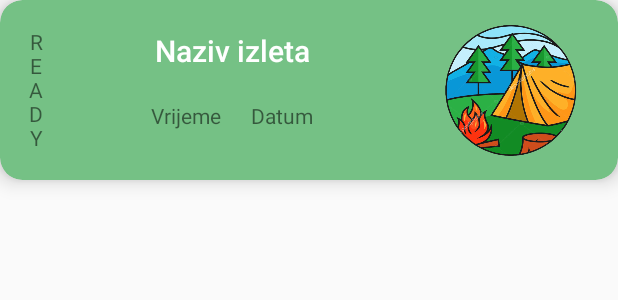
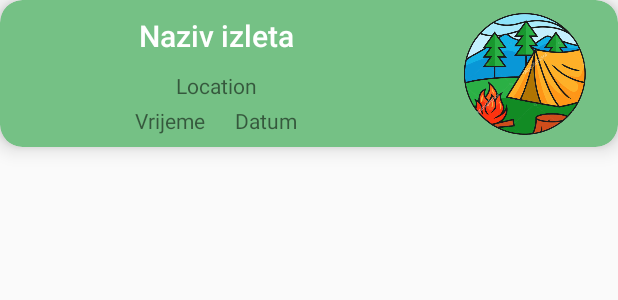
Before and after one commit to knezo/android_tripOrganizer, an Android app: the layout trip_row.xml on its own in the app's theme, with its tools: preview values and no code run, on a phone screen of 412 x 824 dp. Shown: the top 300 px of the screen. Run offline under Robolectric (Android 15) with nearby library versions, the phone set to English and light mode, and no system bars.

Commit message:
Cleaned code, small visual changes

```diff
--- a/app/build.gradle
+++ b/app/build.gradle
@@ -51,6 +51,7 @@ dependencies {
 
     implementation 'com.google.firebase:firebase-database:16.0.4'
     implementation 'com.google.firebase:firebase-storage:16.0.4'
+    implementation 'com.google.firebase:firebase-inappmessaging-display:17.0.4'
     testImplementation 'junit:junit:4.12'
     androidTestImplementation 'androidx.test.ext:junit:1.1.2'
     androidTestImplementation 'androidx.test.espresso:espresso-core:3.3.0'
--- a/app/src/main/java/com/example/triporganizer/Adapters/TasklistAdapter.java
+++ b/app/src/main/java/com/example/triporganizer/Adapters/TasklistAdapter.java
@@ -64,7 +64,7 @@ public class TasklistAdapter extends RecyclerView.Adapter<TasklistAdapter.Taskli
             public void onClick(View v) {
                 AlertDialog.Builder builder = new AlertDialog.Builder(context);
                 builder.setTitle("Attention!");
-                builder.setMessage("You surely want to delete this trip?");
+                builder.setMessage("Delete user from this trip?");
 
                 // Negative - dont delete tasklist
                 builder.setNegativeButton("Cancel", new DialogInterface.OnClickListener() {
@@ -87,7 +87,7 @@ public class TasklistAdapter extends RecyclerView.Adapter<TasklistAdapter.Taskli
         holder.addTask.setOnClickListener(new View.OnClickListener() {
             @Override
             public void onClick(View v) {
-                Toast.makeText(context, holder.newTask.getText(), Toast.LENGTH_SHORT).show();
+//                Toast.makeText(context, holder.newTask.getText(), Toast.LENGTH_SHORT).show();
                 addTask(holder.newTask.getText().toString().trim(), position);
                 holder.newTask.setText("");
             }
@@ -150,7 +150,7 @@ public class TasklistAdapter extends RecyclerView.Adapter<TasklistAdapter.Taskli
                 deleteTask(tasklistPositon, position);
 
                 taskAdapter.notifyDataSetChanged();
-                Toast.makeText(context, "Deleted task", Toast.LENGTH_SHORT).show();
+//                Toast.makeText(context, "Deleted task", Toast.LENGTH_SHORT).show();
             }
         };
 
--- a/app/src/main/java/com/example/triporganizer/Adapters/TripAdapter.java
+++ b/app/src/main/java/com/example/triporganizer/Adapters/TripAdapter.java
@@ -50,6 +50,7 @@ public class TripAdapter extends RecyclerView.Adapter<TripAdapter.TripViewHolder
         holder.name.setText(trip.getName());
         holder.time.setText(time);
         holder.date.setText(date);
+        holder.location.setText(trip.getLocation());
         holder.parent_layout.setOnClickListener(new View.OnClickListener() {
             @Override
             public void onClick(View v) {
@@ -70,7 +71,7 @@ public class TripAdapter extends RecyclerView.Adapter<TripAdapter.TripViewHolder
 
     public static class TripViewHolder extends RecyclerView.ViewHolder{
 
-        TextView name, time, date;
+        TextView name, time, date, location;
         CardView parent_layout;
 
         public TripViewHolder(@NonNull View itemView) {
@@ -80,6 +81,7 @@ public class TripAdapter extends RecyclerView.Adapter<TripAdapter.TripViewHolder
             time = itemView.findViewById(R.id.tvTripTime);
             date = itemView.findViewById(R.id.tvTripDate);
             parent_layout = itemView.findViewById(R.id.card_view);
+            location = itemView.findViewById(R.id.tvTripLocation);
 
         }
     }
--- a/app/src/main/java/com/example/triporganizer/Fragments/FutureTripsFragment.java
+++ b/app/src/main/java/com/example/triporganizer/Fragments/FutureTripsFragment.java
@@ -118,7 +118,7 @@ public class FutureTripsFragment extends Fragment {
 
         //add new trip floating action button
         fab.setOnClickListener(v -> {
-            Toast.makeText(getActivity(), "you clikced on fab button", Toast.LENGTH_LONG).show();
+//            Toast.makeText(getActivity(), "you clikced on fab button", Toast.LENGTH_LONG).show();
 //                openNewTripDialog();
             startActivity(new Intent(getActivity(), NewTripActivity.class));
         });
--- a/app/src/main/java/com/example/triporganizer/Fragments/PastTripsFragment.java
+++ b/app/src/main/java/com/example/triporganizer/Fragments/PastTripsFragment.java
@@ -116,7 +116,7 @@ public class PastTripsFragment extends Fragment {
 
         //add new trip floating action button
         fab.setOnClickListener(v -> {
-            Toast.makeText(getActivity(), "you clikced on fab button", Toast.LENGTH_LONG).show();
+//            Toast.makeText(getActivity(), "you clikced on fab button", Toast.LENGTH_LONG).show();
 //                openNewTripDialog();
             startActivity(new Intent(getActivity(), NewTripActivity.class));
         });
--- a/app/src/main/java/com/example/triporganizer/MainActivity.java
+++ b/app/src/main/java/com/example/triporganizer/MainActivity.java
@@ -1,6 +1,7 @@
 package com.example.triporganizer;
 
 import android.content.Intent;
+import android.graphics.drawable.ColorDrawable;
 import android.os.Bundle;
 import android.util.Log;
 import android.view.MenuItem;
@@ -91,6 +92,7 @@ public class MainActivity extends AppCompatActivity implements NavigationView.On
         // hamburger toolbar
         androidx.appcompat.widget.Toolbar toolbar = findViewById(R.id.toolbar);
         setSupportActionBar(toolbar);
+        getSupportActionBar().setBackgroundDrawable(new ColorDrawable(getResources().getColor(R.color.greenish1)));
 
         // actionbar drawer toggle
         ActionBarDrawerToggle toggle = new ActionBarDrawerToggle(this, drawer, toolbar,
--- a/app/src/main/res/layout/fragment_trips.xml
+++ b/app/src/main/res/layout/fragment_trips.xml
@@ -50,7 +50,7 @@
             android:layout_alignParentBottom="true"
             android:layout_alignParentEnd="true"
             android:layout_margin="32dp"
-            android:backgroundTint="@color/greenish"
+            android:backgroundTint="@color/greenish1"
             android:src="@drawable/ic_add_white_24dp" />
 
 
--- a/app/src/main/res/layout/trip_row.xml
+++ b/app/src/main/res/layout/trip_row.xml
@@ -3,7 +3,7 @@
     xmlns:app="http://schemas.android.com/apk/res-auto"
     android:id="@+id/card_view"
     android:layout_width="match_parent"
-    android:layout_height="120dp"
+    android:layout_height="wrap_content"
     android:layout_gravity="top"
     app:cardBackgroundColor="@color/greenish"
     app:cardCornerRadius="15dp"
@@ -17,33 +17,33 @@
             android:orientation="horizontal"
             android:weightSum="1">
 
-            <LinearLayout
-                android:layout_width="0dp"
-                android:layout_height="match_parent"
-                android:layout_marginStart="8dp"
-                android:layout_weight="0.08">
+<!--            <LinearLayout-->
+<!--                android:layout_width="0dp"-->
+<!--                android:layout_height="match_parent"-->
+<!--                android:layout_marginStart="8dp"-->
+<!--                android:layout_weight="0.08">-->
 
-                <TextView
-                    android:layout_width="match_parent"
-                    android:layout_height="match_parent"
-                    android:gravity="center"
-                    android:text="@string/ready"
-                    android:visibility="visible"
-                    />
+<!--                <TextView-->
+<!--                    android:layout_width="match_parent"-->
+<!--                    android:layout_height="match_parent"-->
+<!--                    android:gravity="center"-->
+<!--                    android:text="@string/ready"-->
+<!--                    android:visibility="visible"-->
+<!--                    />-->
 
-            </LinearLayout>
+<!--            </LinearLayout>-->
 
             <LinearLayout
                 android:layout_width="0dp"
-                android:layout_height="match_parent"
-                android:layout_weight="0.57"
+                android:layout_height="wrap_content"
+                android:layout_weight="0.7"
                 android:orientation="vertical">
 
                 <TextView
                     android:id="@+id/tvTripName"
                     android:layout_width="match_parent"
                     android:layout_height="wrap_content"
-                    android:layout_marginVertical="20dp"
+                    android:layout_marginTop="10dp"
 
                     android:fontFamily="sans-serif-medium"
                     android:gravity="center"
@@ -51,10 +51,20 @@
                     android:textColor="#fff"
                     android:textSize="20sp" />
 
+                <TextView
+                    android:id="@+id/tvTripLocation"
+                    android:layout_width="match_parent"
+                    android:layout_height="wrap_content"
+                    android:text="Location"
+                    android:gravity="center"
+                    android:layout_marginTop="10dp"/>
+
                 <LinearLayout
                     android:layout_width="match_parent"
                     android:layout_height="wrap_content"
                     android:gravity="center"
+                    android:layout_marginTop="4dp"
+                    android:layout_marginBottom="8dp"
 
                     android:orientation="horizontal">
 
@@ -78,12 +88,12 @@
             <LinearLayout
                 android:layout_width="0dp"
                 android:layout_height="match_parent"
-                android:layout_weight="0.35">
+                android:layout_weight="0.3">
 
                 <ImageView
                     android:layout_width="wrap_content"
                     android:layout_height="wrap_content"
-                    android:layout_margin="16dp"
+                    android:layout_margin="8dp"
                     android:contentDescription="@string/vrijeme_izleta"
                     android:src="@drawable/camping2" />
 
--- a/app/src/main/res/values/colors.xml
+++ b/app/src/main/res/values/colors.xml
@@ -12,6 +12,8 @@
     <color name="transpaent">#00FFFFFF</color>
     <color name="darkGray">#474747</color>
     <color name="lightGray1">#F0F0F0</color>
+    <color name="greenish1">#64A572</color>
+
 
 
 </resources>
--- a/app/src/main/res/values/styles.xml
+++ b/app/src/main/res/values/styles.xml
@@ -3,7 +3,7 @@
     <!-- Base application theme. -->
     <style name="AppTheme" parent="Theme.AppCompat.Light.DarkActionBar">
         <!-- Customize your theme here. -->
-        <item name="colorPrimary">@color/colorPrimary</item>
+        <item name="colorPrimary">@color/greenish1</item>
         <item name="colorPrimaryDark">@color/colorPrimaryDark</item>
         <item name="colorAccent">@color/colorAccent</item>
     </style>
```
Also changed, not shown: app/src/main/AndroidManifest.xml (+6 -2 lines), app/src/main/java/com/example/triporganizer/EditTripActivity.java (+3 -4 lines), app/src/main/java/com/example/triporganizer/LoginActivity.java (+3 -6 lines), app/src/main/java/com/example/triporganizer/RegisterActivity.java (+30 -1 lines), app/src/main/java/com/example/triporganizer/TripActivity.java (+8 -3 lines), app/src/main/res/layout/activity_trip.xml (+19 -19 lines).
